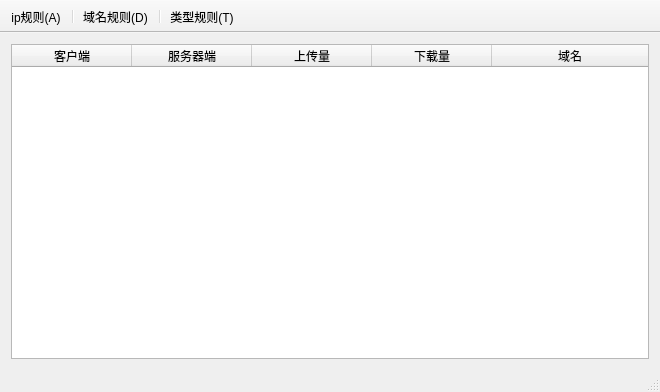
First picture: the form in MainWidget.ui, repository HiCikey/HttpProxyServer, before the edit.
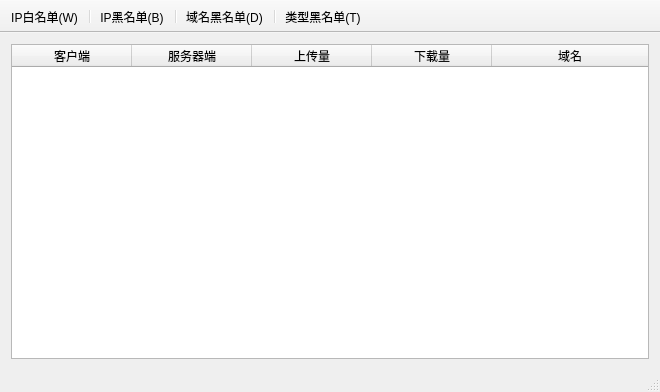
Second picture: the form after the edit.

```diff
--- a/MainWidget.ui
+++ b/MainWidget.ui
@@ -117,6 +117,8 @@
    <attribute name="toolBarBreak">
     <bool>false</bool>
    </attribute>
+   <addaction name="action_ip_white"/>
+   <addaction name="separator"/>
    <addaction name="action_ip"/>
    <addaction name="separator"/>
    <addaction name="action_domain"/>
@@ -125,7 +127,7 @@
   </widget>
   <action name="action_ip">
    <property name="text">
-    <string>ip规则(A)</string>
+    <string>IP黑名单(B)</string>
    </property>
    <property name="toolTip">
     <string>客户端IP黑名单</string>
@@ -136,7 +138,7 @@
   </action>
   <action name="action_domain">
    <property name="text">
-    <string>域名规则(D)</string>
+    <string>域名黑名单(D)</string>
    </property>
    <property name="toolTip">
     <string>访问的域名黑名单</string>
@@ -147,7 +149,7 @@
   </action>
   <action name="action_type">
    <property name="text">
-    <string>类型规则(T)</string>
+    <string>类型黑名单(T)</string>
    </property>
    <property name="toolTip">
     <string>传输文件类型黑名单</string>
@@ -156,6 +158,17 @@
     <string>T</string>
    </property>
   </action>
+  <action name="action_ip_white">
+   <property name="text">
+    <string>IP白名单(W)</string>
+   </property>
+   <property name="toolTip">
+    <string>客户端IP白名单</string>
+   </property>
+   <property name="shortcut">
+    <string>W</string>
+   </property>
+  </action>
  </widget>
  <layoutdefault spacing="6" margin="11"/>
  <resources>
```
Left out of the diff: 2 changed lines with no effect on the pictures.
